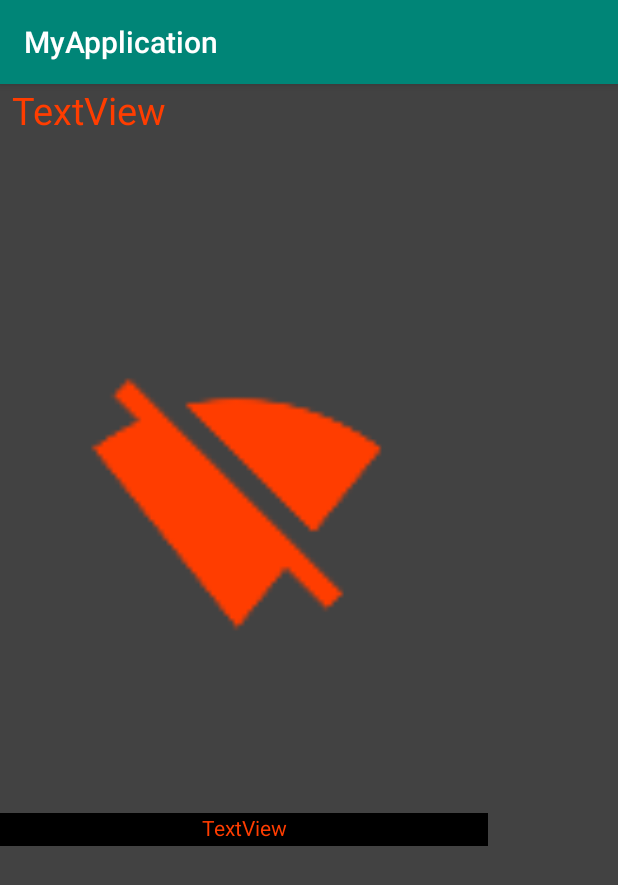
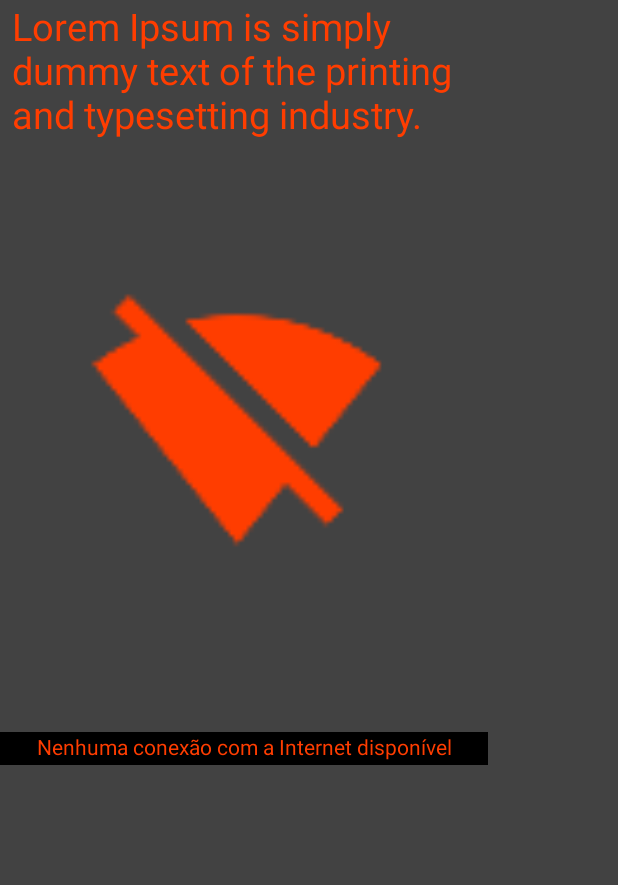
Before and after one commit to lucasmpbarga/broadcast-connection, an Android app: the screen it shows after launch (MainActivity), on a phone screen of 412 x 824 dp. Shown: the top 885 px of the screen. Run offline under Robolectric (Android 15) with nearby library versions, the phone set to English and light mode, and no system bars.

Commit message:
ajuste vars

```diff
--- a/app/src/main/java/com/example/computer/myapplication/MainActivity.java
+++ b/app/src/main/java/com/example/computer/myapplication/MainActivity.java
@@ -8,6 +8,7 @@ public class MainActivity extends AppCompatActivity {
     @Override
     protected void onCreate(Bundle savedInstanceState) {
         super.onCreate(savedInstanceState);
+        getSupportActionBar().hide();
         setContentView(R.layout.activity_main);
     }
 }
--- a/app/src/main/res/layout/activity_main.xml
+++ b/app/src/main/res/layout/activity_main.xml
@@ -15,7 +15,7 @@
         android:layout_height="100dp"
         android:layout_marginStart="8dp"
         android:layout_marginLeft="8dp"
-        android:text="TextView"
+        android:text="Lorem Ipsum is simply dummy text of the printing and typesetting industry."
         android:textColor="#ff3d00"
         android:textSize="25sp"
         app:layout_constraintStart_toStartOf="parent"
@@ -29,16 +29,16 @@
         android:layout_marginTop="72dp"
         app:layout_constraintTop_toBottomOf="@+id/textView2"
         app:srcCompat="@mipmap/no_wifi"
-        tools:layout_editor_absoluteX="1dp" />
+        />
 
 
     <TextView
         android:id="@+id/textView"
         android:layout_width="325dp"
         android:layout_height="22dp"
-        android:layout_marginTop="88dp"
+        android:layout_marginTop="90dp"
         android:background="@android:color/black"
-        android:text="TextView"
+        android:text="Nenhuma conexão com a Internet disponível"
         android:textAlignment="center"
         android:textColor="#ff3d00"
         app:layout_constraintTop_toBottomOf="@+id/imageView5"
```
